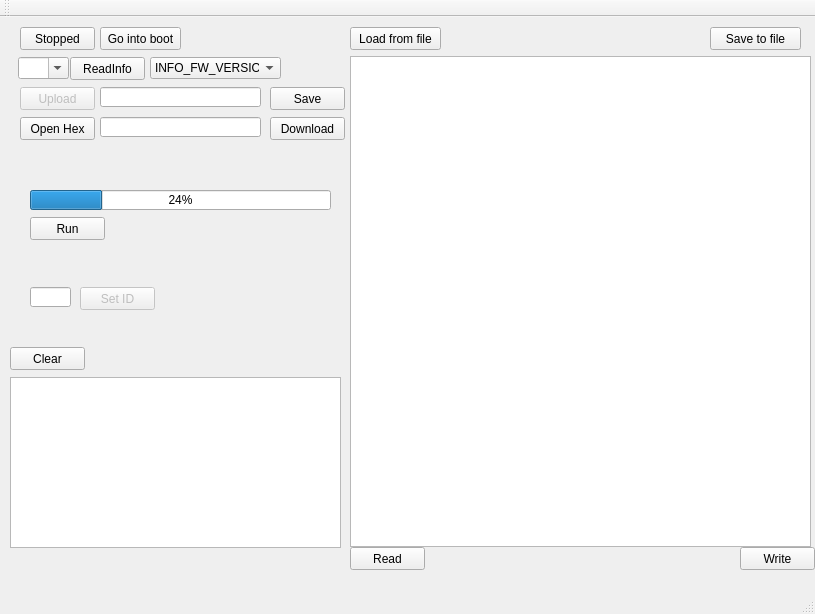
First picture: the form in Host-qt/mainwindow.ui, repository longhao666/2018033002bootloader, before the edit.
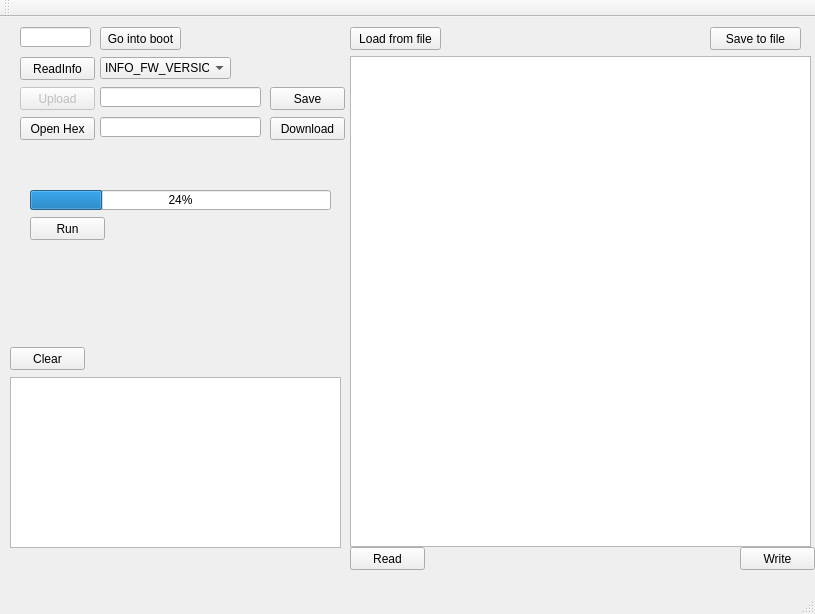
Second picture: the form after the edit.

Patch:
```diff
--- a/Host-qt/mainwindow.ui
+++ b/Host-qt/mainwindow.ui
@@ -17,7 +17,7 @@
    <widget class="QPushButton" name="pBReadInfo">
     <property name="geometry">
      <rect>
-      <x>70</x>
+      <x>20</x>
       <y>40</y>
       <width>75</width>
       <height>23</height>
@@ -33,7 +33,7 @@
    <widget class="QComboBox" name="cBInfoSelect">
     <property name="geometry">
      <rect>
-      <x>150</x>
+      <x>100</x>
       <y>40</y>
       <width>131</width>
       <height>22</height>
@@ -164,38 +164,6 @@
      <string>Clear</string>
     </property>
    </widget>
-   <widget class="QPushButton" name="pBSearchNode">
-    <property name="geometry">
-     <rect>
-      <x>20</x>
-      <y>10</y>
-      <width>75</width>
-      <height>23</height>
-     </rect>
-    </property>
-    <property name="text">
-     <string>Stopped</string>
-    </property>
-   </widget>
-   <widget class="QComboBox" name="cBNodeid">
-    <property name="geometry">
-     <rect>
-      <x>18</x>
-      <y>40</y>
-      <width>51</width>
-      <height>22</height>
-     </rect>
-    </property>
-    <property name="editable">
-     <bool>true</bool>
-    </property>
-    <property name="currentText">
-     <string/>
-    </property>
-    <property name="maxCount">
-     <number>127</number>
-    </property>
-   </widget>
    <widget class="QPushButton" name="pBReadCfg">
     <property name="geometry">
      <rect>
@@ -284,32 +252,6 @@
      <string>Run</string>
     </property>
    </widget>
-   <widget class="QLineEdit" name="lESetId">
-    <property name="geometry">
-     <rect>
-      <x>30</x>
-      <y>270</y>
-      <width>41</width>
-      <height>20</height>
-     </rect>
-    </property>
-   </widget>
-   <widget class="QPushButton" name="pBSetNodeid">
-    <property name="enabled">
-     <bool>false</bool>
-    </property>
-    <property name="geometry">
-     <rect>
-      <x>80</x>
-      <y>270</y>
-      <width>75</width>
-      <height>23</height>
-     </rect>
-    </property>
-    <property name="text">
-     <string>Set ID</string>
-    </property>
-   </widget>
    <widget class="QPushButton" name="pBSetBoot">
     <property name="geometry">
      <rect>
@@ -323,6 +265,16 @@
      <string>Go into boot</string>
     </property>
    </widget>
+   <widget class="QLineEdit" name="lENodeid">
+    <property name="geometry">
+     <rect>
+      <x>20</x>
+      <y>10</y>
+      <width>71</width>
+      <height>20</height>
+     </rect>
+    </property>
+   </widget>
   </widget>
   <widget class="QMenuBar" name="menuBar">
    <property name="geometry">
```
